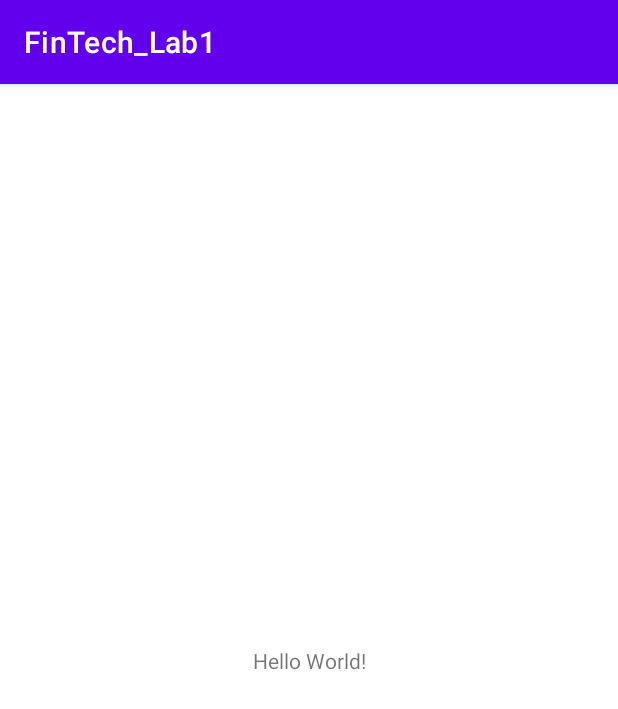
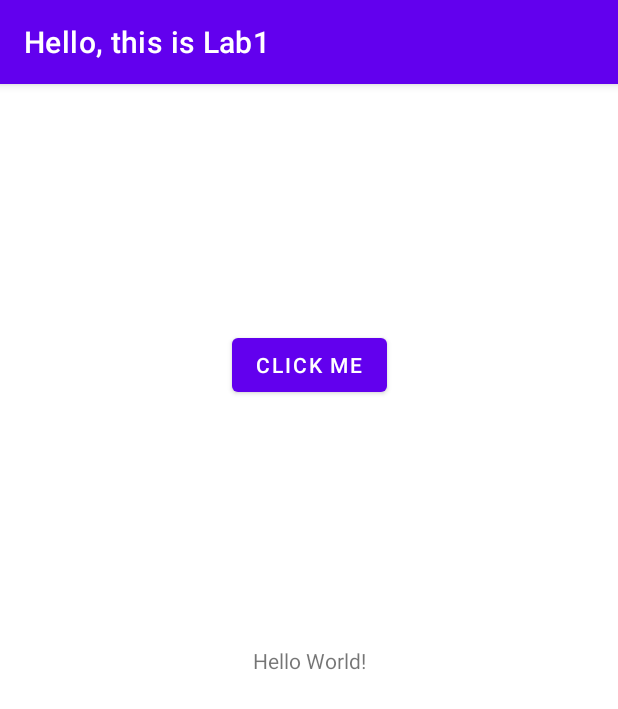
Before and after one commit to eglekun/Lab1, an Android app: the screen it shows after launch (MainActivity), on a phone screen of 412 x 824 dp. Shown: the top 709 px of the screen. Run offline under Robolectric (Android 15) with nearby library versions, the phone set to English and light mode, and no system bars.

Commit message:
Added button

```diff
--- a/app/src/main/res/layout/activity_main.xml
+++ b/app/src/main/res/layout/activity_main.xml
@@ -7,6 +7,7 @@
     tools:context=".MainActivity">
 
     <TextView
+        android:id="@+id/textView"
         android:layout_width="wrap_content"
         android:layout_height="wrap_content"
         android:text="Hello World!"
@@ -15,4 +16,14 @@
         app:layout_constraintRight_toRightOf="parent"
         app:layout_constraintTop_toTopOf="parent" />
 
+    <Button
+        android:id="@+id/button"
+        android:layout_width="wrap_content"
+        android:layout_height="wrap_content"
+        android:text="@string/btn_do_smth"
+        app:layout_constraintBottom_toTopOf="@+id/textView"
+        app:layout_constraintEnd_toEndOf="parent"
+        app:layout_constraintStart_toStartOf="parent"
+        app:layout_constraintTop_toTopOf="parent" />
+
 </androidx.constraintlayout.widget.ConstraintLayout>
--- a/app/src/main/res/values/strings.xml
+++ b/app/src/main/res/values/strings.xml
@@ -1,3 +1,4 @@
 <resources>
-    <string name="app_name">FinTech_Lab1</string>
+    <string name="app_name">Hello, this is Lab1</string>
+    <string name="btn_do_smth">Click me</string>
 </resources>
```
